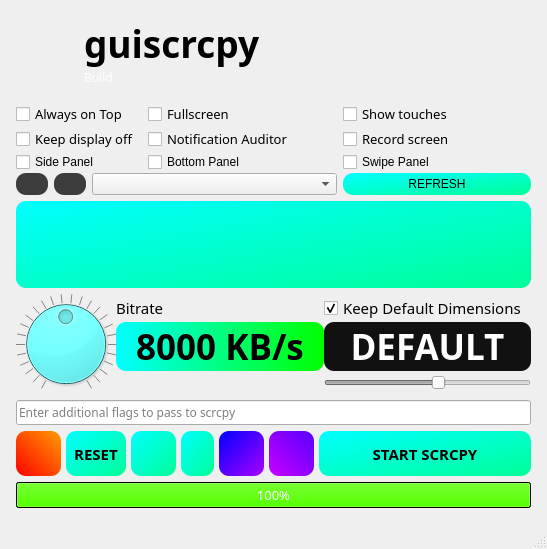
Old version of the form guiscrcpy/ui/mainwindow.ui in the repository srevinsaju/guiscrcpy.
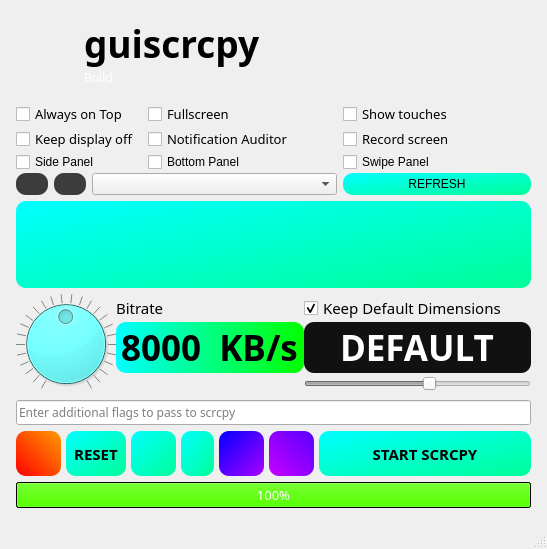
New version of the form. Icons and pictures are not drawn.

Commit message: Add initial support for input masking and text edit on bitrate

Diff of the .ui file:
```diff
--- a/guiscrcpy/ui/mainwindow.ui
+++ b/guiscrcpy/ui/mainwindow.ui
@@ -579,8 +579,52 @@
          <property name="spacing">
           <number>0</number>
          </property>
-         <item row="1" column="1">
-          <widget class="QLabel" name="bitrateText">
+         <item row="0" column="3" colspan="2">
+          <widget class="QCheckBox" name="dimensionDefaultCheckbox">
+           <property name="sizePolicy">
+            <sizepolicy hsizetype="Expanding" vsizetype="Expanding">
+             <horstretch>0</horstretch>
+             <verstretch>0</verstretch>
+            </sizepolicy>
+           </property>
+           <property name="font">
+            <font>
+             <family>Titillium Web</family>
+             <pointsize>11</pointsize>
+             <weight>50</weight>
+             <italic>false</italic>
+             <bold>false</bold>
+            </font>
+           </property>
+           <property name="text">
+            <string>Keep Default Dimensions</string>
+           </property>
+           <property name="checked">
+            <bool>true</bool>
+           </property>
+          </widget>
+         </item>
+         <item row="0" column="1">
+          <widget class="QLabel" name="label">
+           <property name="sizePolicy">
+            <sizepolicy hsizetype="Expanding" vsizetype="Expanding">
+             <horstretch>0</horstretch>
+             <verstretch>0</verstretch>
+            </sizepolicy>
+           </property>
+           <property name="font">
+            <font>
+             <family>Titillium Web</family>
+             <pointsize>11</pointsize>
+            </font>
+           </property>
+           <property name="text">
+            <string>Bitrate</string>
+           </property>
+          </widget>
+         </item>
+         <item row="2" column="1">
+          <widget class="QLineEdit" name="bitrateText">
            <property name="sizePolicy">
             <sizepolicy hsizetype="Expanding" vsizetype="Expanding">
              <horstretch>0</horstretch>
@@ -604,49 +648,18 @@
 
 background-color: qlineargradient(spread:pad, x1:0, y1:0, x2:1, y2:0, stop:0 rgba(0, 255, 255, 255), stop:1 rgba(0, 255, 0, 255));</string>
            </property>
+           <property name="inputMask">
+            <string>00000 A\B/s</string>
+           </property>
            <property name="text">
             <string>8000 KB/s</string>
            </property>
-           <property name="textFormat">
-            <enum>Qt::AutoText</enum>
-           </property>
            <property name="alignment">
             <set>Qt::AlignCenter</set>
            </property>
-           <property name="margin">
-            <number>8</number>
-           </property>
           </widget>
          </item>
-         <item row="2" column="2">
-          <widget class="QSlider" name="dimensionSlider">
-           <property name="enabled">
-            <bool>false</bool>
-           </property>
-           <property name="sizePolicy">
-            <sizepolicy hsizetype="Expanding" vsizetype="Expanding">
-             <horstretch>0</horstretch>
-             <verstretch>0</verstretch>
-            </sizepolicy>
-           </property>
-           <property name="styleSheet">
-            <string notr="true">color: rgb(255, 255, 255);</string>
-           </property>
-           <property name="minimum">
-            <number>320</number>
-           </property>
-           <property name="maximum">
-            <number>2048</number>
-           </property>
-           <property name="value">
-            <number>1280</number>
-           </property>
-           <property name="orientation">
-            <enum>Qt::Horizontal</enum>
-           </property>
-          </widget>
-         </item>
-         <item row="0" column="0" rowspan="3">
+         <item row="0" column="0" rowspan="4">
           <widget class="QDial" name="dial">
            <property name="sizePolicy">
             <sizepolicy hsizetype="Minimum" vsizetype="Minimum">
@@ -712,52 +725,43 @@
            </property>
           </widget>
          </item>
-         <item row="0" column="1">
-          <widget class="QLabel" name="label">
+         <item row="0" column="5">
+          <widget class="QLabel" name="label_2">
+           <property name="text">
+            <string>       </string>
+           </property>
+          </widget>
+         </item>
+         <item row="3" column="2" colspan="4">
+          <widget class="QSlider" name="dimensionSlider">
+           <property name="enabled">
+            <bool>false</bool>
+           </property>
            <property name="sizePolicy">
             <sizepolicy hsizetype="Expanding" vsizetype="Expanding">
              <horstretch>0</horstretch>
              <verstretch>0</verstretch>
             </sizepolicy>
            </property>
-           <property name="font">
-            <font>
-             <family>Titillium Web</family>
-             <pointsize>11</pointsize>
-            </font>
+           <property name="styleSheet">
+            <string notr="true">color: rgb(255, 255, 255);</string>
            </property>
-           <property name="text">
-            <string>Bitrate</string>
+           <property name="minimum">
+            <number>320</number>
            </property>
-          </widget>
-         </item>
-         <item row="0" column="2">
-          <widget class="QCheckBox" name="dimensionDefaultCheckbox">
-           <property name="sizePolicy">
-            <sizepolicy hsizetype="Expanding" vsizetype="Fixed">
-             <horstretch>0</horstretch>
-             <verstretch>0</verstretch>
-            </sizepolicy>
+           <property name="maximum">
+            <number>2048</number>
            </property>
-           <property name="font">
-            <font>
-             <family>Titillium Web</family>
-             <pointsize>11</pointsize>
-             <weight>50</weight>
-             <italic>false</italic>
-             <bold>false</bold>
-            </font>
+           <property name="value">
+            <number>1280</number>
            </property>
-           <property name="text">
-            <string>Keep Default Dimensions</string>
+           <property name="orientation">
+            <enum>Qt::Horizontal</enum>
            </property>
-           <property name="checked">
-            <bool>true</bool>
-           </property>
           </widget>
          </item>
-         <item row="1" column="2">
-          <widget class="QLabel" name="dimensionText">
+         <item row="2" column="3" colspan="3">
+          <widget class="QLineEdit" name="dimensionText">
            <property name="sizePolicy">
             <sizepolicy hsizetype="Expanding" vsizetype="Expanding">
              <horstretch>0</horstretch>
@@ -787,18 +791,18 @@
 border-radius: 10px;
 </string>
            </property>
+           <property name="inputMask">
+            <string/>
+           </property>
            <property name="text">
             <string>DEFAULT</string>
            </property>
-           <property name="textFormat">
-            <enum>Qt::AutoText</enum>
+           <property name="maxLength">
+            <number>32767</number>
            </property>
            <property name="alignment">
             <set>Qt::AlignCenter</set>
            </property>
-           <property name="margin">
-            <number>8</number>
-           </property>
           </widget>
          </item>
         </layout>
```
Left out of the diff: 38 changed lines with no effect on the pictures. The commit also changes 3 other files.
